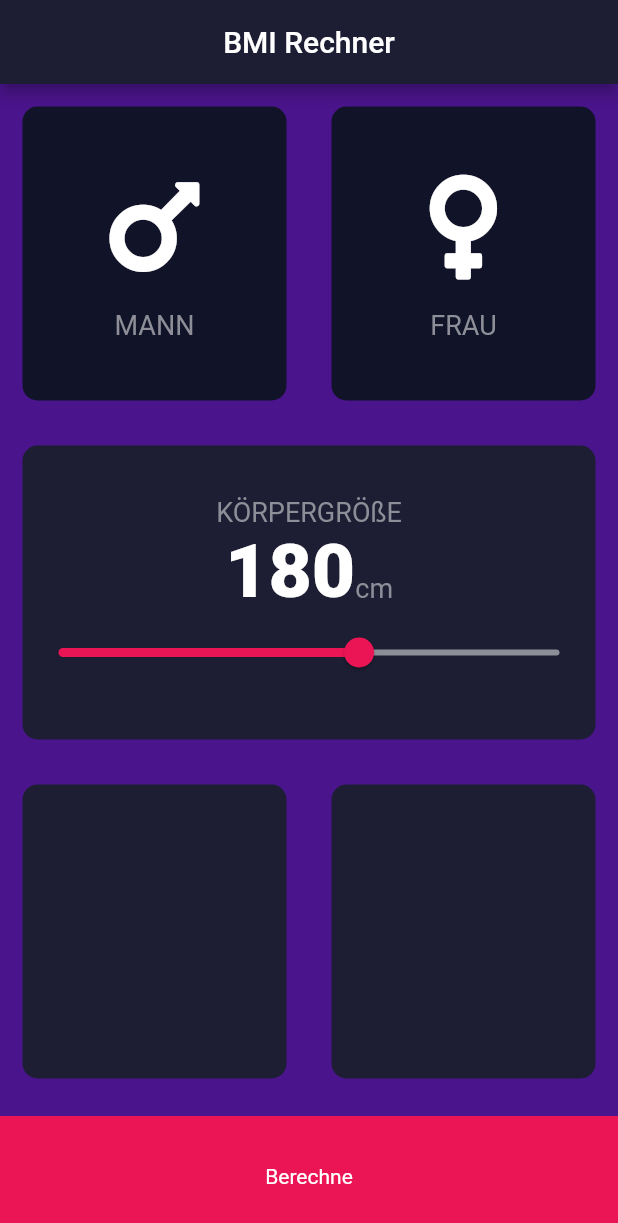
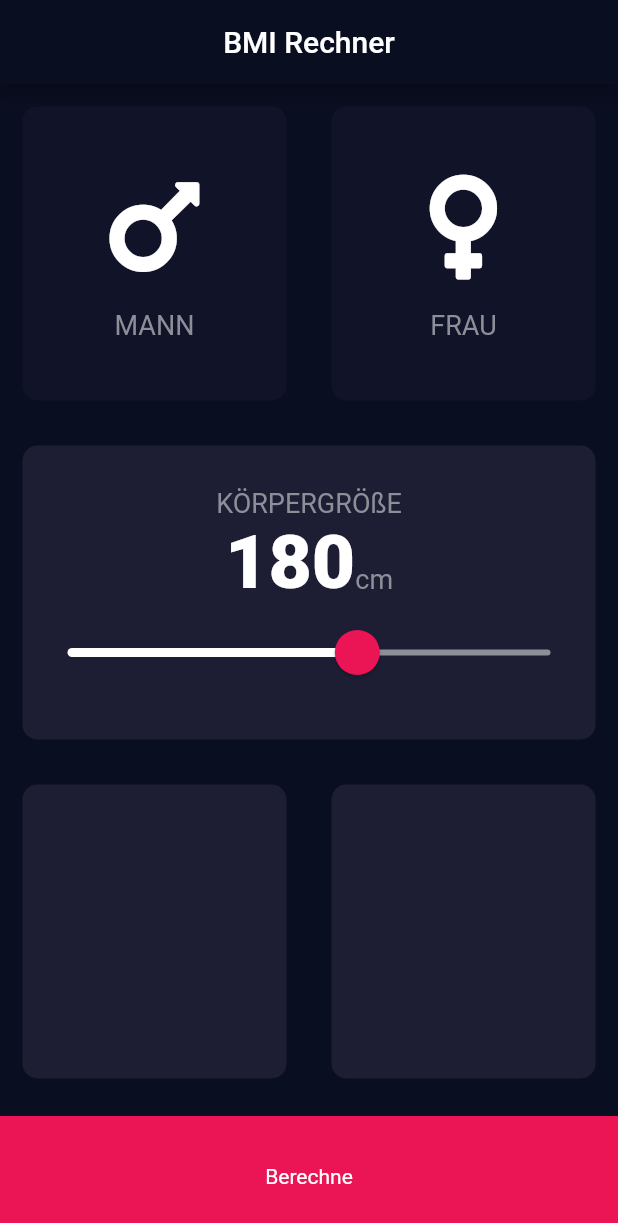
Before and after one commit to Flexxbo/flutter_bmi_calc, a Flutter app: the screen it shows after launch, on a phone screen of 412 x 824 dp. Shown: the top 1223 px of the screen. Run offline on Flutter 3.47's test engine with Material 2 defaults, Android fonts, the phone set to English and light mode, and no system bars; our stand-ins replace font_awesome_flutter.

Commit message:
Styled SliderTheme

```diff
--- a/lib/input_page.dart
+++ b/lib/input_page.dart
@@ -90,11 +90,21 @@ class _InputPageState extends State<InputPage> {
                         )
                       ],
                     ),
-                    Slider(
+                    SliderTheme(
+                      data: SliderTheme.of(context).copyWith(
+                        activeTrackColor: Colors.white,
+                        thumbColor: Color(0xFFEB1555),
+                        overlayColor: Color(0x29EB1555),
+                        thumbShape:
+                            RoundSliderThumbShape(enabledThumbRadius: 15.0),
+                        overlayShape:
+                            RoundSliderOverlayShape(overlayRadius: 30.0),
+                      ),
+                      child: Slider(
                         value: height.toDouble(),
                         min: 120.0,
                         max: 220.0,
-                      activeColor: Color(0xFFEB1555),
+                        /*activeColor: Color(0xFFEB1555),*/
                         inactiveColor: Color(0xFF8D8E98),
                         onChanged: (double newValue) {
                           print(newValue);
@@ -102,6 +112,7 @@ class _InputPageState extends State<InputPage> {
                             height = newValue.floor();
                           });
                         },
+                      ),
                     )
                   ],
                 ),
--- a/lib/main.dart
+++ b/lib/main.dart
@@ -10,11 +10,8 @@ class BMICalculator extends StatelessWidget {
     return MaterialApp(
       title: 'BMI Rechner',
       theme: ThemeData.dark().copyWith(
-        primaryColor: Color(0xFF1D1E33),
-        scaffoldBackgroundColor: Colors.purple[900],
-        textTheme: TextTheme(
-          bodyText2: TextStyle(color: Colors.white),
-        ),
+        primaryColor: Color(0xFF0A0E21),
+        scaffoldBackgroundColor: Color(0xFF0A0E21),
       ),
       home: InputPage(),
     );
```
Lines whose indentation alone changed are shown as unchanged.
